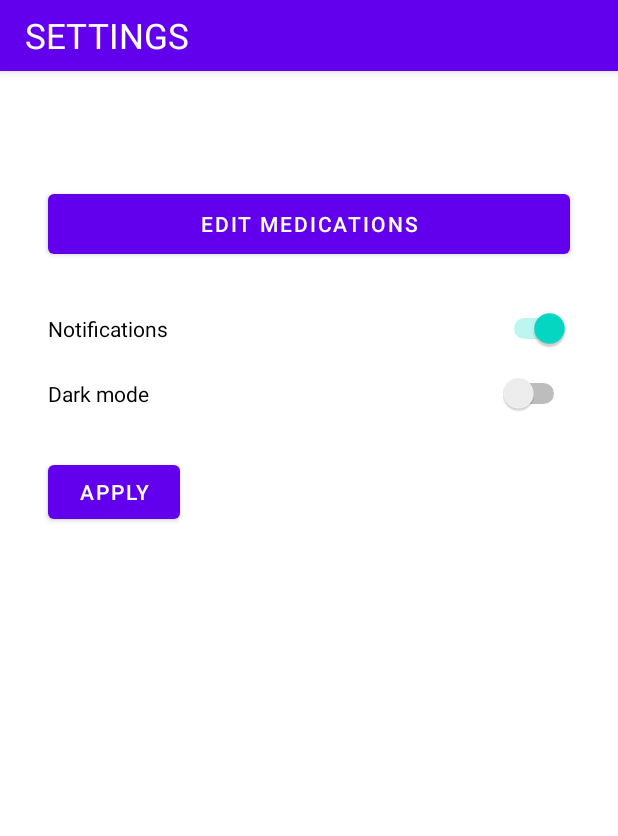
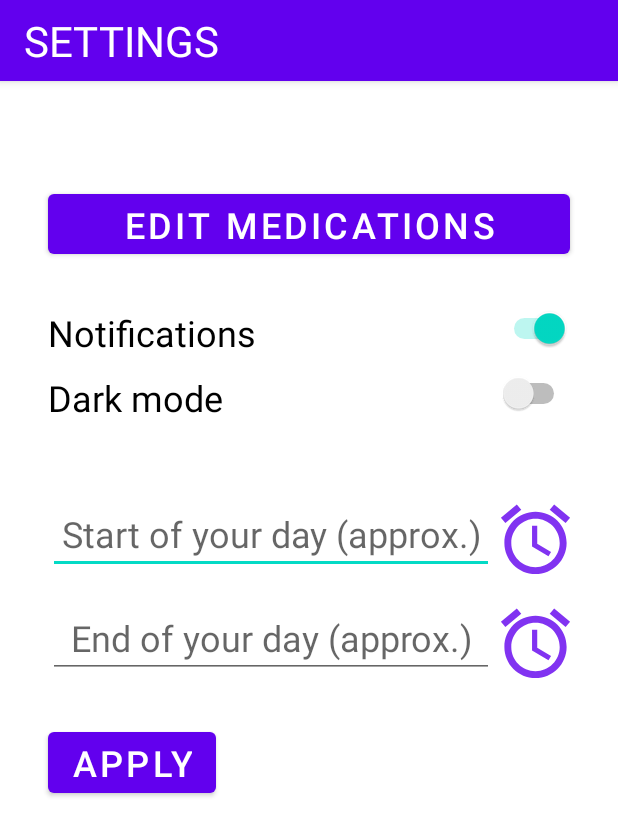
Before and after one commit to Digitaalitontut/Meds-Memory, an Android app: the Settings screen opened directly, with no data from a screen before it, after a tap on "APPLY", on a phone screen of 412 x 824 dp. Shown: the top 836 px of the screen. Run offline under Robolectric (Android 15) with nearby library versions, the phone set to English and light mode, and no system bars.

Commit message:
Time pickers to activity_settings.xml and some comments.

```diff
--- a/app/src/main/java/com/example/medsmemory/MainActivity.java
+++ b/app/src/main/java/com/example/medsmemory/MainActivity.java
@@ -9,7 +9,11 @@ import android.widget.TextView;
 
 public class MainActivity extends AppCompatActivity {
 
-
+    /**
+     * Correct title text set to the toolbar.
+     *
+     * @param savedInstanceState
+     */
     @Override
     protected void onCreate(Bundle savedInstanceState) {
         super.onCreate(savedInstanceState);
--- a/app/src/main/java/com/example/medsmemory/Reminder.java
+++ b/app/src/main/java/com/example/medsmemory/Reminder.java
@@ -15,6 +15,10 @@ public class Reminder extends AppCompatActivity {
 
     // TODO: Noutaa lääkityksen tiedot niille varattuihin tekstikenttiin.
 
+    /**
+     *
+     * @param savedInstanceState
+     */
     @Override
     protected void onCreate(Bundle savedInstanceState) {
         super.onCreate(savedInstanceState);
--- a/app/src/main/java/com/example/medsmemory/Settings.java
+++ b/app/src/main/java/com/example/medsmemory/Settings.java
@@ -3,16 +3,34 @@ package com.example.medsmemory;
 import androidx.appcompat.app.AppCompatActivity;
 import androidx.appcompat.app.AppCompatDelegate;
 
+import android.app.DatePickerDialog;
+import android.app.TimePickerDialog;
 import android.content.Intent;
 import android.os.Bundle;
 import android.view.View;
+import android.widget.DatePicker;
+import android.widget.EditText;
 import android.widget.Switch;
 import android.widget.TextView;
+import android.widget.TimePicker;
+
+import java.text.SimpleDateFormat;
+import java.util.Calendar;
+import java.util.TimeZone;
 
 import business.AppSettingsStorage;
 
 public class Settings extends AppCompatActivity {
 
+    private EditText start;
+    private EditText end;
+
+    /**
+     * Correct title text set to the toolbar.
+     * Checks whether DarkMode is set on or not.
+     *
+     * @param savedInstanceState
+     */
     @Override
     protected void onCreate(Bundle savedInstanceState) {
         super.onCreate(savedInstanceState);
@@ -21,19 +39,11 @@ public class Settings extends AppCompatActivity {
         TextView title = findViewById(R.id.toolbar_title);
         title.setText(R.string.text_settings);
 
+        start = findViewById(R.id.editTextDayStart);
+        end = findViewById(R.id.editTextDayEnd);
+
         ((Switch) findViewById(R.id.switchTheme)).setChecked(AppSettingsStorage.getInstance().get(AppSettingsStorage.Setting.DARK_MODE, false));
 
-    }
-
-    /**
-     *
-     * @param view
-     */
-    public void applySettings(View view) {
-        Switch darkMode = findViewById(R.id.switchTheme);
-
-        AppSettingsStorage.getInstance().set(AppSettingsStorage.Setting.DARK_MODE, darkMode.isChecked());
-        AppCompatDelegate.setDefaultNightMode(darkMode.isChecked() ? AppCompatDelegate.MODE_NIGHT_YES : AppCompatDelegate.MODE_NIGHT_NO);
     }
 
     /**
@@ -46,4 +56,50 @@ public class Settings extends AppCompatActivity {
         Intent intent = new Intent(this, EditMedication.class);
         startActivity(intent);
     }
+
+    /**
+     * @param view
+     */
+    public void applySettings(View view) {
+        Switch darkMode = findViewById(R.id.switchTheme);
+
+        AppSettingsStorage.getInstance().set(AppSettingsStorage.Setting.DARK_MODE,
+                darkMode.isChecked());
+        AppCompatDelegate.setDefaultNightMode(darkMode.isChecked() ?
+                AppCompatDelegate.MODE_NIGHT_YES : AppCompatDelegate.MODE_NIGHT_NO);
+    }
+
+    /**
+     * Creates a time picker when one of the clock icon is clicked.
+     * Picked time will be sent to an EditText according to which button is pressed.
+     *
+     * @param view
+     */
+    public void setTime(View view) {
+        EditText text;
+        if (view.getId() == R.id.buttonDayStart) {
+            text = this.start;
+        } else {
+            text = this.end;
+        }
+
+        Calendar calendar = Calendar.getInstance();
+        int hour = calendar.get(Calendar.HOUR_OF_DAY);
+        int min = calendar.get(Calendar.MINUTE);
+        TimePickerDialog timePickerDialog = new TimePickerDialog(this,
+                R.style.ThemeOverlay_AppCompat_Dialog, new TimePickerDialog.OnTimeSetListener() {
+            @Override
+            public void onTimeSet(TimePicker view, int hourOfDay, int min) {
+                Calendar c = Calendar.getInstance();
+                c.set(Calendar.HOUR_OF_DAY, hourOfDay);
+                c.set(Calendar.MINUTE, min);
+                c.setTimeZone(TimeZone.getDefault());
+                SimpleDateFormat format = new SimpleDateFormat("k:mm");
+                String set = format.format(c.getTime());
+                text.setText(set);
+            }
+
+        }, hour, min, true);
+        timePickerDialog.show();
+    }
 }
--- a/app/src/main/res/layout/activity_settings.xml
+++ b/app/src/main/res/layout/activity_settings.xml
@@ -8,6 +8,19 @@
 
     <include layout="@layout/toolbar" />
 
+    <Button
+        android:id="@+id/buttonEdit"
+        android:layout_width="0dp"
+        android:layout_height="52dp"
+        android:layout_marginStart="32dp"
+        android:layout_marginEnd="32dp"
+        android:onClick="editMedications"
+        android:text="@string/button_edit"
+        android:textSize="24sp"
+        app:layout_constraintEnd_toEndOf="parent"
+        app:layout_constraintStart_toStartOf="parent"
+        app:layout_constraintTop_toTopOf="@+id/guideline3" />
+
     <Switch
         android:id="@+id/switchNotification"
         android:layout_width="0dp"
@@ -17,6 +30,7 @@
         android:layout_marginEnd="32dp"
         android:checked="true"
         android:text="@string/switch_notifications"
+        android:textSize="24sp"
         app:layout_constraintEnd_toEndOf="parent"
         app:layout_constraintStart_toStartOf="parent"
         app:layout_constraintTop_toBottomOf="@+id/buttonEdit" />
@@ -29,6 +43,7 @@
         android:layout_marginTop="16dp"
         android:layout_marginEnd="32dp"
         android:text="@string/switch_theme"
+        android:textSize="24sp"
         app:layout_constraintEnd_toEndOf="parent"
         app:layout_constraintHorizontal_bias="0.508"
         app:layout_constraintStart_toStartOf="parent"
@@ -42,26 +57,77 @@
         app:layout_constraintGuide_percent="0.15" />
 
     <Button
-        android:id="@+id/buttonEdit"
-        android:layout_width="0dp"
-        android:layout_height="52dp"
-        android:layout_marginStart="32dp"
-        android:layout_marginEnd="32dp"
-        android:onClick="editMedications"
-        android:text="@string/button_edit"
-        app:layout_constraintEnd_toEndOf="parent"
-        app:layout_constraintStart_toStartOf="parent"
-        app:layout_constraintTop_toTopOf="@+id/guideline3" />
-
-    <Button
         android:id="@+id/applySettingsButton"
         android:layout_width="wrap_content"
         android:layout_height="wrap_content"
         android:layout_marginStart="32dp"
-        android:layout_marginTop="28dp"
+        android:layout_marginTop="30dp"
         android:onClick="applySettings"
         android:text="@string/apply_button"
+        android:textSize="24sp"
         app:layout_constraintStart_toStartOf="parent"
-        app:layout_constraintTop_toBottomOf="@+id/switchTheme" />
+        app:layout_constraintTop_toBottomOf="@+id/editTextDayEnd" />
+
+    <EditText
+        android:id="@+id/editTextDayStart"
+        android:layout_width="297dp"
+        android:layout_height="wrap_content"
+        android:layout_marginStart="32dp"
+        android:ems="10"
+        android:gravity="center"
+        android:hint="@string/edit_start"
+        android:inputType="textPersonName|time"
+        android:textSize="24sp"
+        app:layout_constraintStart_toStartOf="parent"
+        app:layout_constraintTop_toTopOf="@+id/guideline4" />
+
+    <EditText
+        android:id="@+id/editTextDayEnd"
+        android:layout_width="297dp"
+        android:layout_height="wrap_content"
+        android:layout_marginStart="32dp"
+        android:layout_marginTop="16dp"
+        android:ems="10"
+        android:gravity="center"
+        android:hint="@string/edit_end"
+        android:inputType="time"
+        android:textSize="24sp"
+        app:layout_constraintStart_toStartOf="parent"
+        app:layout_constraintTop_toBottomOf="@+id/editTextDayStart" />
+
+    <Button
+        android:id="@+id/buttonDayStart"
+        style="@style/Widget.AppCompat.Button.Borderless"
+        android:layout_width="55dp"
+        android:layout_height="55dp"
+        android:layout_marginStart="16dp"
+        android:layout_marginEnd="32dp"
+        android:background="@drawable/ic_baseline_access_alarm_24"
+        android:onClick="setTime"
+        app:layout_constraintBaseline_toBaselineOf="@+id/editTextDayStart"
+        app:layout_constraintEnd_toEndOf="parent"
+        app:layout_constraintHorizontal_bias="0.8"
+        app:layout_constraintStart_toEndOf="@+id/editTextDayStart" />
+
+    <Button
+        android:id="@+id/buttonDayEnd"
+        style="@style/Widget.AppCompat.Button.Borderless"
+        android:layout_width="55dp"
+        android:layout_height="55dp"
+        android:layout_marginStart="16dp"
+        android:layout_marginEnd="32dp"
+        android:background="@drawable/ic_baseline_access_alarm_24"
+        android:onClick="setTime"
+        app:layout_constraintBaseline_toBaselineOf="@+id/editTextDayEnd"
+        app:layout_constraintEnd_toEndOf="parent"
+        app:layout_constraintHorizontal_bias="0.8"
+        app:layout_constraintStart_toEndOf="@+id/editTextDayEnd" />
+
+    <androidx.constraintlayout.widget.Guideline
+        android:id="@+id/guideline4"
+        android:layout_width="wrap_content"
+        android:layout_height="wrap_content"
+        android:orientation="horizontal"
+        app:layout_constraintGuide_percent="0.40" />
 
 </androidx.constraintlayout.widget.ConstraintLayout>
--- a/app/src/main/res/layout/toolbar.xml
+++ b/app/src/main/res/layout/toolbar.xml
@@ -20,7 +20,7 @@
             android:layout_marginTop="8dp"
             android:layout_marginBottom="8dp"
             android:textColor="@color/white"
-            android:textSize="23sp"
+            android:textSize="28sp"
             android:textAlignment="center"
             android:gravity="center_horizontal" />
     </RelativeLayout>
--- a/app/src/main/res/values/strings.xml
+++ b/app/src/main/res/values/strings.xml
@@ -21,4 +21,6 @@
     <string name="starts">Starts on</string>
     <string name="ends">Ends on</string>
     <string name="edit_button">Edit</string>
+    <string name="edit_start">Start of your day (approx.)</string>
+    <string name="edit_end">End of your day (approx.)</string>
 </resources>
```
Also changed, not shown: app/src/main/java/com/example/medsmemory/EditMedication.java (+16 -7 lines), app/src/main/res/layout/activity_add_medication.xml (+28 -17 lines).
